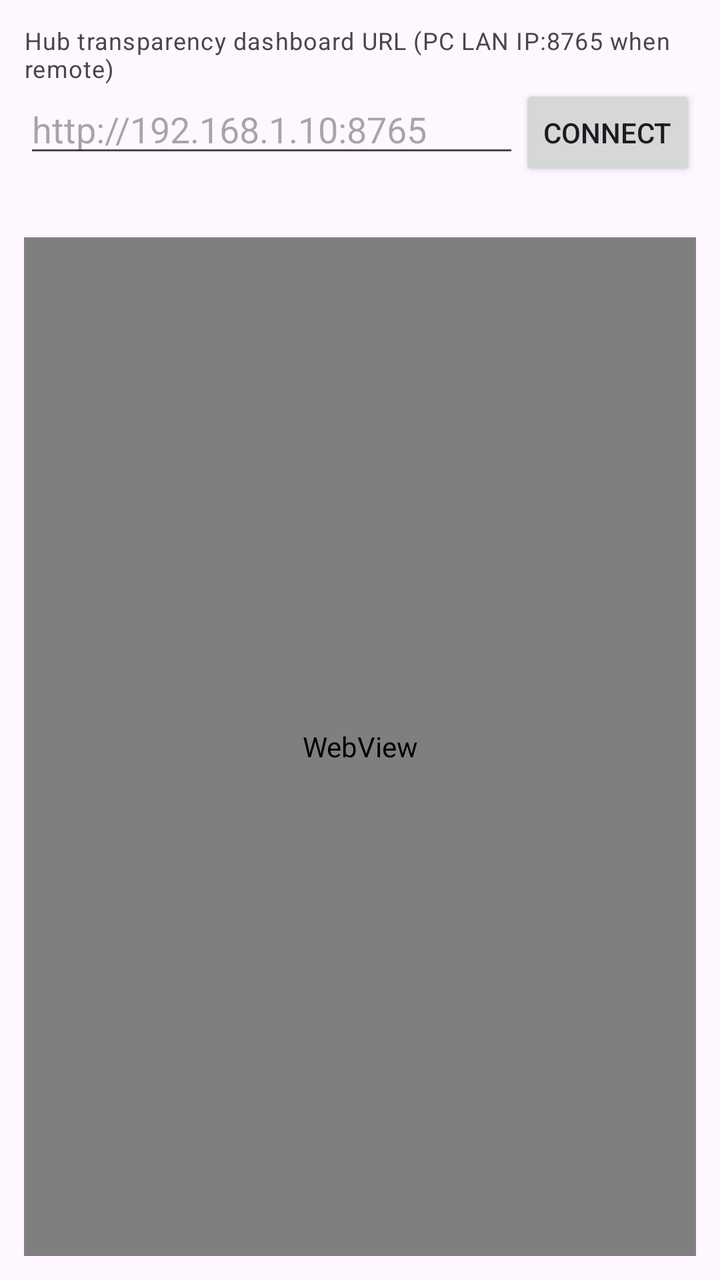
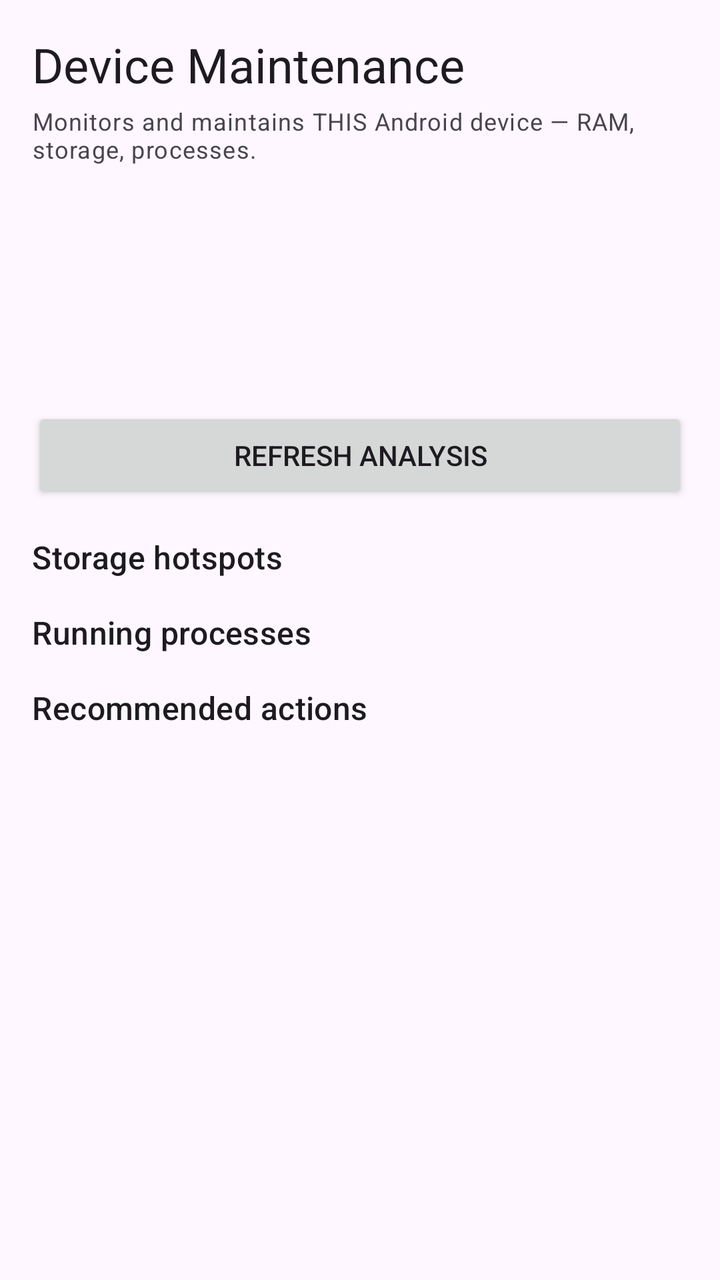

Compare the two renders of this Android layout. The source of the first and the diff that turns it into the second are given below.
<!-- AndroidManifest.xml: application theme Theme.SystemOptimizerHub -->
<!-- res/layout/activity_main.xml -->
<?xml version="1.0" encoding="utf-8"?>
<LinearLayout xmlns:android="http://schemas.android.com/apk/res/android"
    android:layout_width="match_parent"
    android:layout_height="match_parent"
    android:orientation="vertical"
    android:padding="12dp">

    <TextView
        android:layout_width="match_parent"
        android:layout_height="wrap_content"
        android:text="@string/hub_url_hint"
        android:textAppearance="?attr/textAppearanceBodySmall" />

    <LinearLayout
        android:layout_width="match_parent"
        android:layout_height="wrap_content"
        android:orientation="horizontal">

        <EditText
            android:id="@+id/urlInput"
            android:layout_width="0dp"
            android:layout_height="wrap_content"
            android:layout_weight="1"
            android:hint="@string/hub_url_placeholder"
            android:inputType="textUri"
            android:imeOptions="actionGo" />

        <Button
            android:id="@+id/connectBtn"
            android:layout_width="wrap_content"
            android:layout_height="wrap_content"
            android:text="@string/connect" />
    </LinearLayout>

    <TextView
        android:id="@+id/statusText"
        android:layout_width="match_parent"
        android:layout_height="wrap_content"
        android:paddingTop="4dp"
        android:paddingBottom="8dp"
        android:textAppearance="?attr/textAppearanceBodySmall" />

    <WebView
        android:id="@+id/webView"
        android:layout_width="match_parent"
        android:layout_height="0dp"
        android:layout_weight="1" />
</LinearLayout>
<!-- resources referenced by this layout -->
<resources>
  <string name="connect">Connect</string>
  <string name="hub_url_hint">Hub transparency dashboard URL (PC LAN IP:8765 when remote)</string>
  <string name="hub_url_placeholder">http://192.168.1.10:8765</string>
  <style name="Theme.SystemOptimizerHub" parent="Theme.Material3.DayNight.NoActionBar" />
</resources>

<!-- the commit's change to res/layout/activity_main.xml (unified diff, before → after) -->
@@ -1,48 +1,121 @@
 <?xml version="1.0" encoding="utf-8"?>
-<LinearLayout xmlns:android="http://schemas.android.com/apk/res/android"
+<ScrollView xmlns:android="http://schemas.android.com/apk/res/android"
+    android:id="@+id/contentScroll"
     android:layout_width="match_parent"
     android:layout_height="match_parent"
-    android:orientation="vertical"
-    android:padding="12dp">
-
-    <TextView
-        android:layout_width="match_parent"
-        android:layout_height="wrap_content"
-        android:text="@string/hub_url_hint"
-        android:textAppearance="?attr/textAppearanceBodySmall" />
+    android:fillViewport="true">
 
     <LinearLayout
         android:layout_width="match_parent"
         android:layout_height="wrap_content"
-        android:orientation="horizontal">
+        android:orientation="vertical"
+        android:padding="16dp">
 
-        <EditText
-            android:id="@+id/urlInput"
-            android:layout_width="0dp"
+        <TextView
+            android:layout_width="match_parent"
             android:layout_height="wrap_content"
-            android:layout_weight="1"
-            android:hint="@string/hub_url_placeholder"
-            android:inputType="textUri"
-            android:imeOptions="actionGo" />
+            android:text="@string/app_title"
+            android:textAppearance="?attr/textAppearanceHeadlineSmall" />
+
+        <TextView
+            android:layout_width="match_parent"
+            android:layout_height="wrap_content"
+            android:paddingTop="4dp"
+            android:text="@string/app_subtitle"
+            android:textAppearance="?attr/textAppearanceBodySmall" />
+
+        <ProgressBar
+            android:id="@+id/progressBar"
+            android:layout_width="wrap_content"
+            android:layout_height="wrap_content"
+            android:layout_gravity="center_horizontal"
+            android:visibility="gone" />
+
+        <LinearLayout
+            android:layout_width="match_parent"
+            android:layout_height="wrap_content"
+            android:orientation="horizontal"
+            android:paddingTop="12dp">
+
+            <TextView
+                android:id="@+id/tierText"
+                android:layout_width="0dp"
+                android:layout_height="wrap_content"
+                android:layout_weight="1"
+                android:textAppearance="?attr/textAppearanceTitleLarge" />
+
+            <TextView
+                android:id="@+id/scoreText"
+                android:layout_width="wrap_content"
+                android:layout_height="wrap_content"
+                android:textAppearance="?attr/textAppearanceTitleMedium" />
+        </LinearLayout>
+
+        <TextView
+            android:id="@+id/hostText"
+            android:layout_width="match_parent"
+            android:layout_height="wrap_content"
+            android:paddingTop="8dp"
+            android:textAppearance="?attr/textAppearanceBodyMedium" />
+
+        <TextView
+            android:id="@+id/summaryText"
+            android:layout_width="match_parent"
+            android:layout_height="wrap_content"
+            android:paddingTop="8dp"
+            android:textAppearance="?attr/textAppearanceBodySmall" />
+
+        <TextView
+            android:id="@+id/updatedText"
+            android:layout_width="match_parent"
+            android:layout_height="wrap_content"
+            android:paddingTop="4dp"
+            android:textAppearance="?attr/textAppearanceBodySmall" />
 
         <Button
-            android:id="@+id/connectBtn"
-            android:layout_width="wrap_content"
+            android:id="@+id/refreshBtn"
+            android:layout_width="match_parent"
             android:layout_height="wrap_content"
-            android:text="@string/connect" />
+            android:layout_marginTop="8dp"
+            android:text="@string/refresh" />
+
+        <TextView
+            android:layout_width="match_parent"
+            android:layout_height="wrap_content"
+            android:paddingTop="16dp"
+            android:text="@string/section_storage"
+            android:textAppearance="?attr/textAppearanceTitleMedium" />
+
+        <androidx.recyclerview.widget.RecyclerView
+            android:id="@+id/storageList"
+            android:layout_width="match_parent"
+            android:layout_height="wrap_content"
+            android:nestedScrollingEnabled="false" />
+
+        <TextView
+            android:layout_width="match_parent"
+            android:layout_height="wrap_content"
+            android:paddingTop="16dp"
+            android:text="@string/section_processes"
+            android:textAppearance="?attr/textAppearanceTitleMedium" />
+
+        <androidx.recyclerview.widget.RecyclerView
+            android:id="@+id/processList"
+            android:layout_width="match_parent"
+            android:layout_height="wrap_content"
+            android:nestedScrollingEnabled="false" />
+
+        <TextView
+            android:layout_width="match_parent"
+            android:layout_height="wrap_content"
+            android:paddingTop="16dp"
+            android:text="@string/section_actions"
+            android:textAppearance="?attr/textAppearanceTitleMedium" />
+
+        <androidx.recyclerview.widget.RecyclerView
+            android:id="@+id/actionList"
+            android:layout_width="match_parent"
+            android:layout_height="wrap_content"
+            android:nestedScrollingEnabled="false" />
     </LinearLayout>
-
-    <TextView
-        android:id="@+id/statusText"
-        android:layout_width="match_parent"
-        android:layout_height="wrap_content"
-        android:paddingTop="4dp"
-        android:paddingBottom="8dp"
-        android:textAppearance="?attr/textAppearanceBodySmall" />
-
-    <WebView
-        android:id="@+id/webView"
-        android:layout_width="match_parent"
-        android:layout_height="0dp"
-        android:layout_weight="1" />
-</LinearLayout>
+</ScrollView>
<!-- resource entries referenced after the edit -->
@@ -1,8 +1,11 @@
 <!-- resources referenced by this layout -->
 <resources>
-  <string name="connect">Connect</string>
-  <string name="hub_url_hint">Hub transparency dashboard URL (PC LAN IP:8765 when remote)</string>
-  <string name="hub_url_placeholder">http://192.168.1.10:8765</string>
+  <string name="app_subtitle">Monitors and maintains THIS Android device — RAM, storage, processes.</string>
+  <string name="app_title">Device Maintenance</string>
+  <string name="refresh">Refresh analysis</string>
+  <string name="section_actions">Recommended actions</string>
+  <string name="section_processes">Running processes</string>
+  <string name="section_storage">Storage hotspots</string>
   <style name="Theme.SystemOptimizerHub" parent="Theme.Material3.DayNight.NoActionBar" />
 </resources>
 
